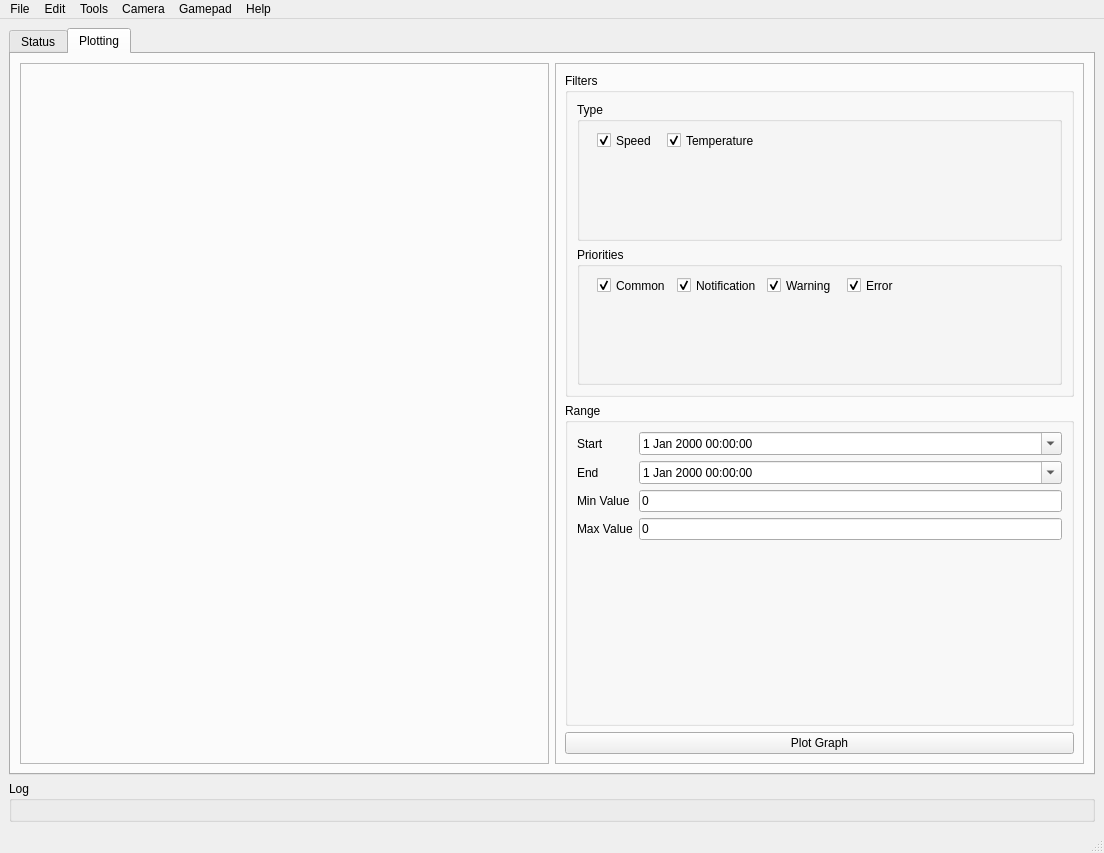
Old version of the form src/designer/window_main.ui in the repository marsinstituteSC/MissionControl.
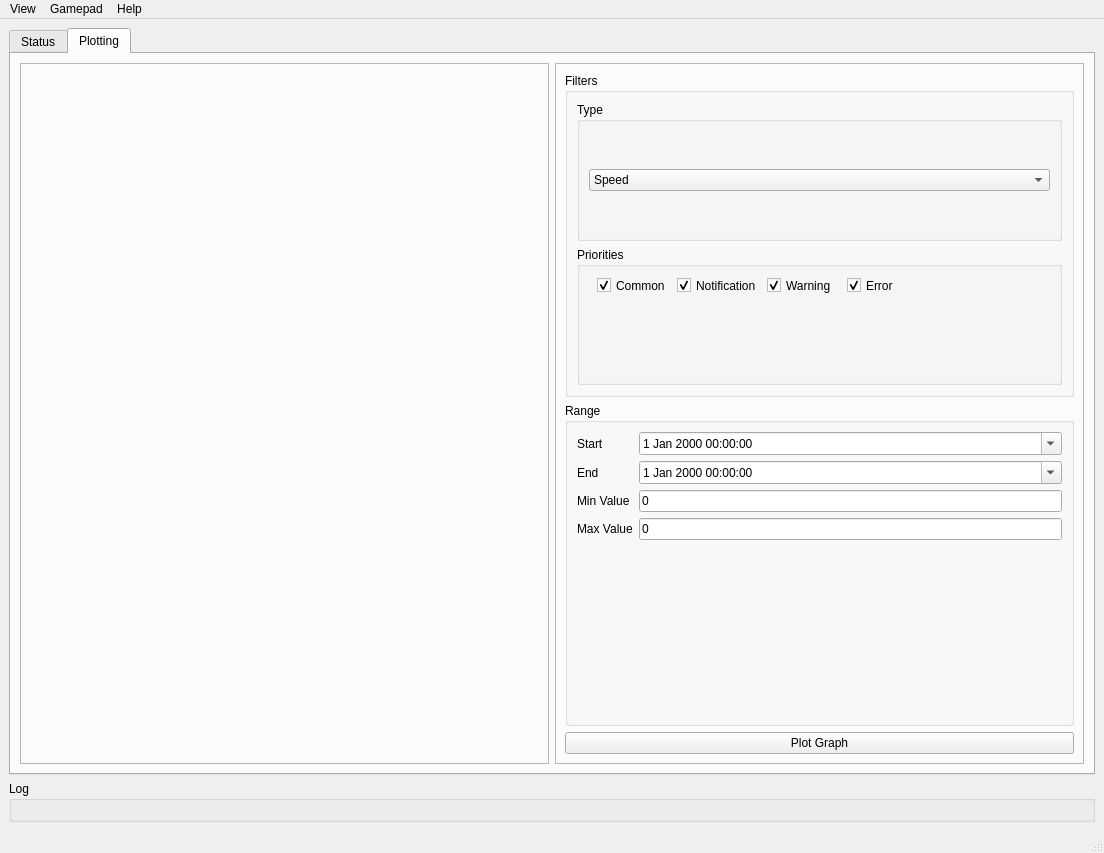
New version of the form. The open tabs and pages were chosen to show the change.

```diff
--- a/src/designer/window_main.ui
+++ b/src/designer/window_main.ui
@@ -207,38 +207,22 @@
                 <property name="title">
                  <string>Type</string>
                 </property>
-                <widget class="QCheckBox" name="checkTypeSpeed">
-                 <property name="geometry">
-                  <rect>
-                   <x>20</x>
-                   <y>30</y>
-                   <width>70</width>
-                   <height>17</height>
-                  </rect>
-                 </property>
-                 <property name="text">
-                  <string>Speed</string>
-                 </property>
-                 <property name="checked">
-                  <bool>true</bool>
-                 </property>
-                </widget>
-                <widget class="QCheckBox" name="checkTypeTemp">
-                 <property name="geometry">
-                  <rect>
-                   <x>90</x>
-                   <y>30</y>
-                   <width>90</width>
-                   <height>17</height>
-                  </rect>
-                 </property>
-                 <property name="text">
-                  <string>Temperature</string>
-                 </property>
-                 <property name="checked">
-                  <bool>true</bool>
-                 </property>
-                </widget>
+                <layout class="QGridLayout" name="gridLayout_4">
+                 <item row="0" column="0">
+                  <widget class="QComboBox" name="comboBox">
+                   <item>
+                    <property name="text">
+                     <string>Speed</string>
+                    </property>
+                   </item>
+                   <item>
+                    <property name="text">
+                     <string>Temperature</string>
+                    </property>
+                   </item>
+                  </widget>
+                 </item>
+                </layout>
                </widget>
               </item>
              </layout>
@@ -345,28 +329,13 @@
      <height>21</height>
     </rect>
    </property>
-   <widget class="QMenu" name="menuFile">
+   <widget class="QMenu" name="menuView">
     <property name="title">
-     <string>File</string>
-    </property>
-   </widget>
-   <widget class="QMenu" name="menuEdit">
-    <property name="title">
-     <string>Edit</string>
-    </property>
-   </widget>
-   <widget class="QMenu" name="menuCamera">
-    <property name="title">
-     <string>Tools</string>
+     <string>View</string>
     </property>
     <addaction name="actionSettings"/>
     <addaction name="actionLog"/>
-   </widget>
-   <widget class="QMenu" name="menuCamera_2">
-    <property name="title">
-     <string>Camera</string>
-    </property>
-    <addaction name="actionCamera_Window"/>
+    <addaction name="actionCamera"/>
    </widget>
    <widget class="QMenu" name="menuHelp">
     <property name="title">
@@ -385,10 +354,7 @@
     <addaction name="gamepadRefresh"/>
     <addaction name="menuGamepads"/>
    </widget>
-   <addaction name="menuFile"/>
-   <addaction name="menuEdit"/>
-   <addaction name="menuCamera"/>
-   <addaction name="menuCamera_2"/>
+   <addaction name="menuView"/>
    <addaction name="menuGamepad"/>
    <addaction name="menuHelp"/>
   </widget>
```
Left out of the diff: 7 changed lines with no effect on the pictures.
